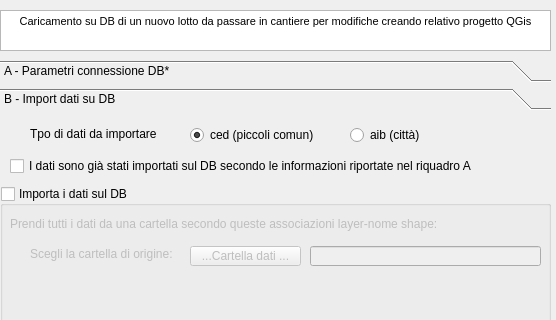
The window that ProgettoPNI_2/progetto_pni_config_dockwidget_base.ui (Verticalsrl/progettoPNI_2) describes before a commit, drawn with Qt 5; both pictures show x 0 to 556 and y 0 to 320 of the 556 by 641 pixel window.
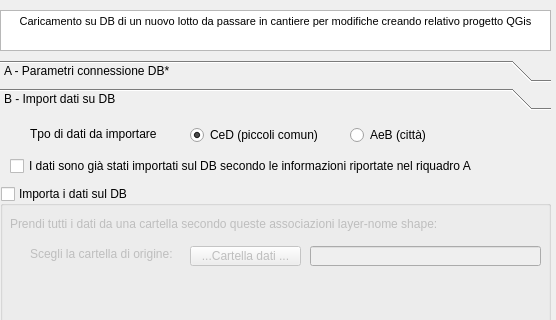
The same window after the commit. The open tabs and pages were chosen to show the change.

```diff
--- a/ProgettoPNI_2/progetto_pni_config_dockwidget_base.ui
+++ b/ProgettoPNI_2/progetto_pni_config_dockwidget_base.ui
@@ -495,7 +495,7 @@
       </rect>
      </property>
      <property name="text">
-      <string>ced (piccoli comun)</string>
+      <string>CeD (piccoli comun)</string>
      </property>
      <property name="checked">
       <bool>true</bool>
@@ -517,7 +517,7 @@
       </rect>
      </property>
      <property name="text">
-      <string>aib (città)</string>
+      <string>AeB (città)</string>
      </property>
      <attribute name="buttonGroup">
       <string notr="true">buttonGroup</string>
```
